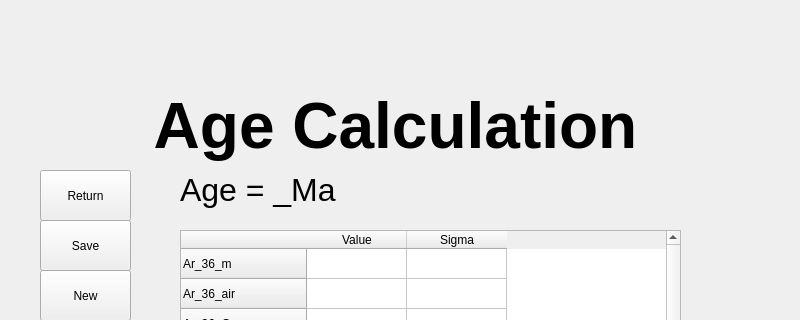
This is UI/AgeCalculation.ui in AndrewLiu0725/pyADR as Qt 5 draws it before an edit; both pictures show x 0 to 800 and y 0 to 320 of the 800 by 696 pixel window. The edited form follows.
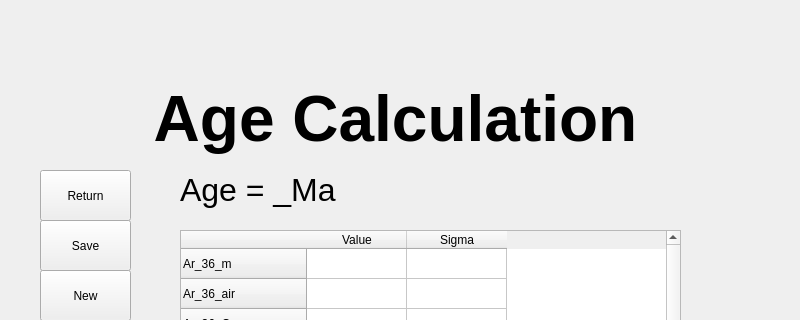
This is the edited form.

What changed in the file:
```diff
--- a/UI/AgeCalculation.ui
+++ b/UI/AgeCalculation.ui
@@ -44,9 +44,9 @@
     <property name="geometry">
      <rect>
       <x>0</x>
-      <y>90</y>
+      <y>80</y>
       <width>791</width>
-      <height>71</height>
+      <height>81</height>
      </rect>
     </property>
     <property name="text">
```
